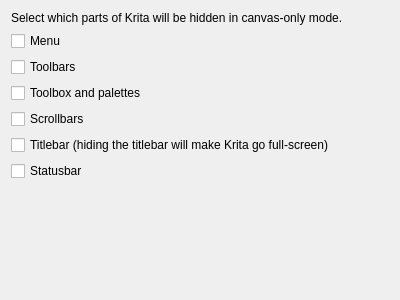
Above: libs/ui/forms/wdgfullscreensettings.ui from KDE/krita before the change. Below: the same form after it.
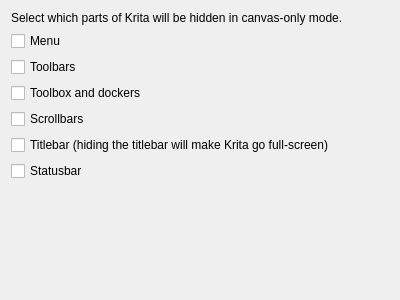
That is the form after the change.

Commit message: BUG:431780 Fix wording of the canvas-only dockers switch

Diff of the .ui file:
```diff
--- a/libs/ui/forms/wdgfullscreensettings.ui
+++ b/libs/ui/forms/wdgfullscreensettings.ui
@@ -42,7 +42,7 @@
    <item>
     <widget class="QCheckBox" name="chkDockers">
      <property name="text">
-      <string>Toolbox and palettes</string>
+      <string>Toolbox and dockers</string>
      </property>
     </widget>
    </item>
```
Left out of the diff: 2 changed lines with no effect on the pictures.
